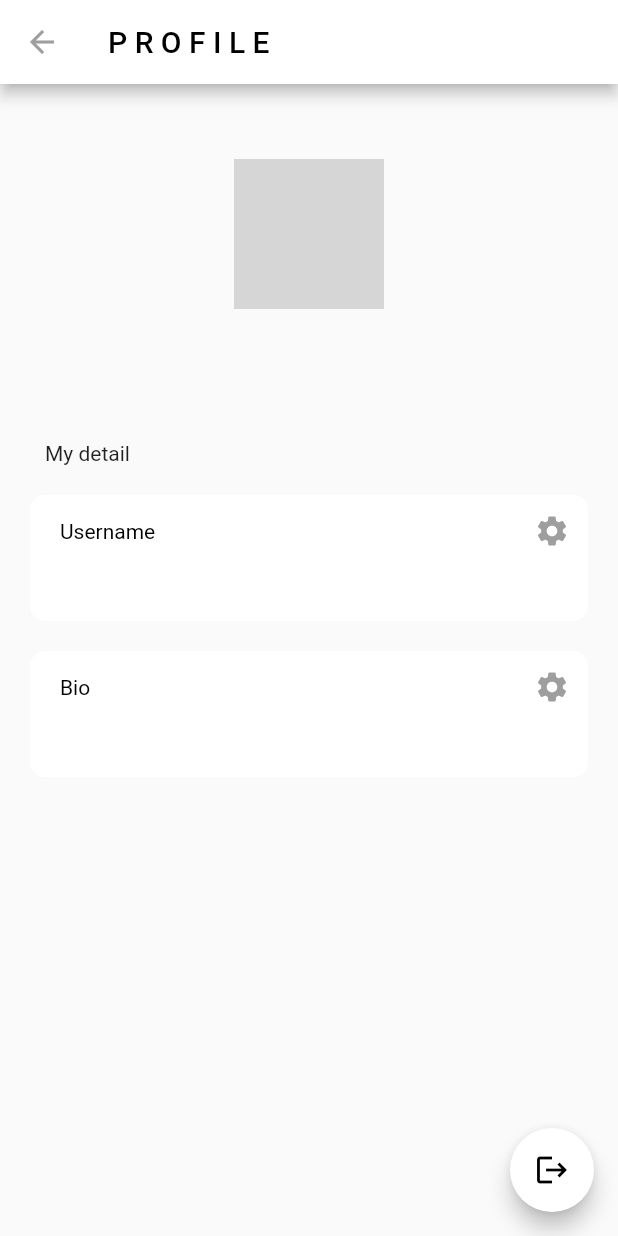
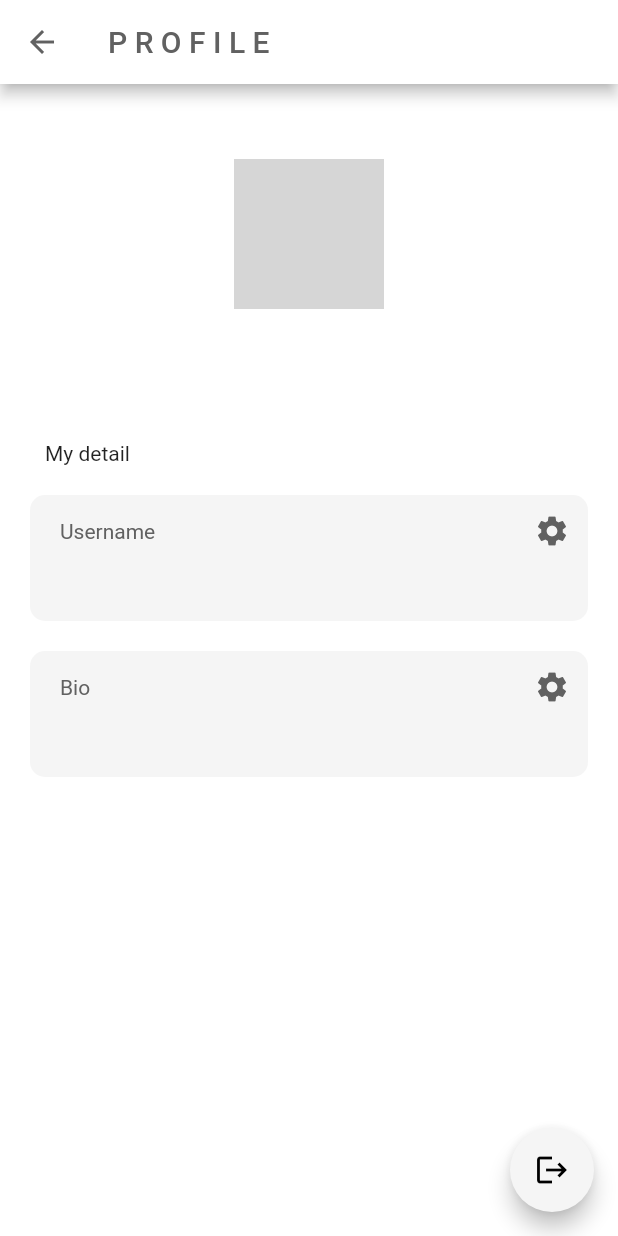
Before and after one commit to palmgarmer/SocialApp, a Flutter app: the screen it shows once a user with an empty profile is signed in, item 2 of the bottom bar chosen, after a tap on the "more vert" icon, on a phone screen of 412 x 824 dp. Run offline on Flutter 3.47's test engine with Material 2 defaults, Android fonts, the phone set to English and light mode, and no system bars; our stand-ins replace cloud_firestore, firebase_auth, firebase_core, google_sign_in, timeago; accounts and stored records are empty; network calls fail; grey boxes are pictures that could not be loaded.

Commit message:
update theme profile and forgotPassword

```diff
--- a/lib/Screen/features/feeds/feed.dart
+++ b/lib/Screen/features/feeds/feed.dart
@@ -56,7 +56,7 @@ class FeedPage extends StatelessWidget {
   Widget build(BuildContext context) {
     return Scaffold(
       body: Container(
-        color: Colors.grey[200],
+        color: Theme.of(context).colorScheme.background,
         child: Column(
           mainAxisAlignment: MainAxisAlignment.center,
           children: [
--- a/lib/Screen/features/profiles/editProfilePage.dart
+++ b/lib/Screen/features/profiles/editProfilePage.dart
@@ -37,14 +37,14 @@ class EditProfilePage extends StatelessWidget {
               onPressed: () {
                 Navigator.pop(context);
               },
-              child: Text('Cancel'),
+              child: const Text('Cancel'),
             ),
             // save button
             TextButton(
               onPressed: () => {
                 Navigator.of(context).pop(newValue),
               },
-              child: Text('Save'),
+              child: const Text('Save'),
             ),
           ],
         ),
@@ -61,11 +61,7 @@ class EditProfilePage extends StatelessWidget {
     return Scaffold(
       appBar: AppBar(
         iconTheme: IconThemeData(
-          color:
-              // if dark mode is enabled, then use white color
-              Brightness.dark == Theme.of(context).brightness
-                  ? Colors.white
-                  : Colors.grey,
+          color: Theme.of(context).colorScheme.onSurface,
         ),
         title: Text(
           "P R O F I L E",
@@ -73,9 +69,11 @@ class EditProfilePage extends StatelessWidget {
             color: Theme.of(context).colorScheme.onSurface,
           ),
         ),
-        backgroundColor: Colors.white,
+        backgroundColor: Theme.of(context).colorScheme.background,
       ),
-      body: StreamBuilder<DocumentSnapshot>(
+      body: Container(
+        color: Theme.of(context).colorScheme.background,
+        child: StreamBuilder<DocumentSnapshot>(
           stream: FirebaseFirestore.instance
               .collection("Users")
               .doc(user!.email)
@@ -100,7 +98,6 @@ class EditProfilePage extends StatelessWidget {
                         )),
                   ),
                   const SizedBox(height: 20),
-
                   // user name
                   Center(
                     child: Text(
@@ -113,8 +110,8 @@ class EditProfilePage extends StatelessWidget {
                   const SizedBox(height: 50),
 
                   // user detail
-                Padding(
-                  padding: const EdgeInsets.only(left: 30),
+                  const Padding(
+                    padding: EdgeInsets.only(left: 30),
                     child: Text('My detail'),
                   ),
 
@@ -137,24 +134,28 @@ class EditProfilePage extends StatelessWidget {
               );
             } else if (snapshot.hasError) {
               return Center(
-              child: Text('Error' + snapshot.error.toString()),
+                child: Text('Error${snapshot.error}'),
               );
             }
 
-          return Center(
+            return const Center(
               child: CircularProgressIndicator(),
             );
           },
+        ),
       ),
       // sign out button
       floatingActionButton: FloatingActionButton(
         onPressed: () {
           _signOutUser();
         },
-        backgroundColor: Colors.white,
-        child: const Icon(
+        backgroundColor: Theme.of(context).colorScheme.primary,
+        child: Icon(
           Icons.logout,
-          color: Colors.black,
+          color:
+              Theme.of(context).brightness == Brightness.dark
+                  ? Colors.white
+                  : Colors.black,
         ),
       ),
     );
--- a/lib/Screen/features/profiles/myProfile.dart
+++ b/lib/Screen/features/profiles/myProfile.dart
@@ -1,18 +1,12 @@
-import 'dart:convert';
-
 import 'package:cloud_firestore/cloud_firestore.dart';
 import 'package:firebase_auth/firebase_auth.dart';
 import 'package:flutter/material.dart';
+import 'package:social_app/Screen/features/profiles/editProfilePage.dart';
 import 'package:social_app/components/home/WallPost.dart';
-import 'package:social_app/Screen/features/profiles/editProfilePage.dart';
 import 'package:timeago/timeago.dart' as timeago;
 
 class ProfilePage extends StatelessWidget {
   const ProfilePage({super.key});
-
-  void _signOutUser() async {
-    await FirebaseAuth.instance.signOut();
-  }
 
   @override
   Widget build(BuildContext context) {
@@ -29,60 +23,17 @@ class ProfilePage extends StatelessWidget {
       return timeAgo;
     }
 
-    // edit field
-    Future<void> editField(String field) async {
-      String? newValue = "";
-      await showDialog(
-        context: context,
-        builder: (context) => AlertDialog(
-          title: Text('Edit $field'),
-          content: TextField(
-            decoration: InputDecoration(
-              hintText: 'Enter new $field',
-            ),
-            onChanged: (value) {
-              // if field is empty, use current value
-              newValue = value;
-            },
-          ),
-          actions: [
-            // cancel button
-            TextButton(
-              onPressed: () {
-                Navigator.pop(context);
-              },
-              child: Text('Cancel'),
-            ),
-            // save button
-            TextButton(
-              onPressed: () => {
-                Navigator.of(context).pop(newValue),
-              },
-              child: Text('Save'),
-            ),
-          ],
-        ),
-      );
-
-      // if new value is not empty, update field
-      if (newValue != "" || newValue != null) {
-        await userCollection.doc(user!.email).update({
-          field: newValue,
-        });
-      }
-    }
-
     void postMassage() {
       // post massage if text is not empty
       if (user!.displayName == null) {
         // use display name from collection if user has not set display name
-        userCollection.doc(user!.email).get().then(
+        userCollection.doc(user.email).get().then(
           (value) {
             if (value.exists && textController.text.isNotEmpty) {
               FirebaseFirestore.instance.collection("User Post").add({
                 "massage": textController.text,
                 "TimeStamp": DateTime.now(),
-                "UserEmail": user!.email,
+                "UserEmail": user.email,
                 "User": value.data()!['username'],
                 "Likes": [],
               });
@@ -95,8 +46,8 @@ class ProfilePage extends StatelessWidget {
           FirebaseFirestore.instance.collection("User Post").add({
             "massage": textController.text,
             "TimeStamp": DateTime.now(),
-            "UserEmail": user!.email,
-            "User": user!.displayName,
+            "UserEmail": user.email,
+            "User": user.displayName,
             "Likes": [],
           });
           textController.clear();
@@ -106,13 +57,25 @@ class ProfilePage extends StatelessWidget {
 
     return Scaffold(
       appBar: AppBar(
-        title: Text(
+        title: Column(
+          children: [
+            Text(
               "P R O F I L E",
               style: TextStyle(
-            color: Colors.black,
+                color:
+                    // if dark mode, use white
+                    Theme.of(context).brightness == Brightness.dark
+                        ? Colors.white
+                        : Colors.black,
               ),
             ),
-        backgroundColor: Colors.white,
+          ],
+        ),
+        backgroundColor:
+            // if dark mode, use black
+            Theme.of(context).brightness == Brightness.dark
+                ? Colors.black
+                : Colors.white,
         // edit profile button
         actions: [
           IconButton(
@@ -134,73 +97,45 @@ class ProfilePage extends StatelessWidget {
         ],
       ),
       body: Container(
-        color: Colors.grey[200],
+        color:
+            // if dark mode, use black
+            Theme.of(context).brightness == Brightness.dark
+                ? Colors.black
+                : Colors.white,
         child: Column(
           children: [
-            Row(
-              children: [
-                // profile picture
+            // Profile Pic
             Container(
-                  padding: const EdgeInsets.all(20),
+              padding: const EdgeInsets.only(bottom: 10),
               child: CircleAvatar(
-                    radius: 30,
+                radius: 40,
                 backgroundImage: NetworkImage(
                   // if user has profile picture, use it
                   user!.photoURL ?? 'https://shorturl.at/pvBMR',
                 ),
               ),
             ),
-                // user name
-                Expanded(
-                  child: Container(
-                    padding: const EdgeInsets.only(top: 10),
-                    child: Column(
-                      crossAxisAlignment: CrossAxisAlignment.start,
-                      children: [
-                        // user name
-                        Row(
-                          children: [
-                            Column(
-                              crossAxisAlignment: CrossAxisAlignment.start,
-                              children: [
-                                StreamBuilder(
-                                  builder: (context, snapshot) {
-                                    return Text(
-                                      snapshot.hasData
-                                          ? snapshot.data!['username']
-                                          : 'Loading...',
-                                      style: const TextStyle(
-                                        fontSize: 20,
+            // Profile Name
+            Text(
+              user.displayName == null
+                  ? "Loading..."
+                  : user.displayName.toString(),
+              style: TextStyle(
+                fontSize: 14,
                 fontWeight: FontWeight.bold,
+                color: Theme.of(context).colorScheme.onSurface,
               ),
-                                    );
-                                  },
-                                  stream: userCollection
-                                      .doc(user.email)
-                                      .snapshots(),
+            ),
+            // Profile Email
+            Text(
+              user.email.toString(),
+              style: TextStyle(
+                fontSize: 10,
+                color: Theme.of(context).colorScheme.onSurface,
+              ),
             ),
             const SizedBox(
-                                  height: 2,
-                                ),
-                                // user email
-                                Text(
-                                  user.email!,
-                                  style: const TextStyle(
-                                    fontSize: 15,
-                                  ),
-                                ),
-                              ],
-                            ),
-                          ],
-                        ),
-                        const SizedBox(
-                          height: 20,
-                        ),
-                      ],
-                    ),
-                  ),
-                ),
-              ],
+              height: 30,
             ),
             // My Posts
             Expanded(
@@ -216,7 +151,7 @@ class ProfilePage extends StatelessWidget {
                         itemCount: snapshot.data!.docs.length,
                         itemBuilder: (context, index) {
                           final post = snapshot.data!.docs[index];
-                          if (post['UserEmail'] == user!.email) {
+                          if (post['UserEmail'] == user.email) {
                             return WallPost(
                               massage: post['massage'],
                               user: post['User'],
--- a/lib/components/home/text_box.dart
+++ b/lib/components/home/text_box.dart
@@ -15,7 +15,7 @@ class MyTextBox extends StatelessWidget {
   Widget build(BuildContext context) {
     return Container(
       decoration: BoxDecoration(
-        color: Colors.white,
+        color: Theme.of(context).colorScheme.primary,
         borderRadius: BorderRadius.circular(10),
       ),
       padding: const EdgeInsets.only(left: 20, bottom: 20),
@@ -39,7 +39,7 @@ class MyTextBox extends StatelessWidget {
                 onPressed: onPressed,
                 icon: Icon(
                   Icons.settings,
-                  color: Colors.grey,
+                  color: Theme.of(context).colorScheme.onSurface,
                 ),
               ),
             ],
--- a/lib/main.dart
+++ b/lib/main.dart
@@ -1,6 +1,8 @@
 import 'package:flutter/material.dart';
 import 'package:social_app/Screen/auth/authPage.dart';
 import 'package:firebase_core/firebase_core.dart';
+import 'package:social_app/theme/darkTheme.dart';
+import 'package:social_app/theme/lightTheme.dart';
 import 'firebase_options.dart';
 
 void main() async {
@@ -16,10 +18,13 @@ class MyApp extends StatelessWidget {
 
   @override
   Widget build(BuildContext context) {
-    final ThemeMode _themeMode = ThemeMode.system;
+    const ThemeMode themeMode = ThemeMode.system;
 
-    return const MaterialApp(
-      home: AuthPage(),
+    return MaterialApp(
+      theme: lightTheme,
+      darkTheme: darkTheme,
+      themeMode: themeMode,
+      home: const AuthPage(),
       debugShowCheckedModeBanner: false,
     );
   }
--- /dev/null
+++ b/lib/theme/darkTheme.dart
@@ -0,0 +1,16 @@
+import 'package:flutter/material.dart';
+
+// dark theme
+ThemeData darkTheme = ThemeData(
+  brightness: Brightness.dark,
+  colorScheme: ColorScheme.dark(
+    background: Colors.black,
+    primary: Colors.grey[900]!,
+    secondary: Colors.grey[800]!,
+    surface: Colors.grey[500]!,
+    onSurface: Colors.grey[300]!,
+  ),
+  textButtonTheme: TextButtonThemeData(
+    style: TextButton.styleFrom(foregroundColor: Colors.white),
+  ),
+);
--- /dev/null
+++ b/lib/theme/lightTheme.dart
@@ -0,0 +1,16 @@
+import 'package:flutter/material.dart';
+
+// light theme
+ThemeData lightTheme = ThemeData(
+  brightness: Brightness.light,
+  colorScheme: ColorScheme.light(
+    background: Colors.white,
+    primary: Colors.grey[100]!,
+    secondary: Colors.grey[200]!,
+    surface: Colors.white,
+    onSurface: Colors.grey[700]!,
+  ),
+  textButtonTheme: TextButtonThemeData(
+    style: TextButton.styleFrom(foregroundColor: Colors.black),
+  ),
+);
```
Also changed, not shown: lib/Screen/auth/fogotPasswordPage.dart (added, +90 -0 lines), lib/Screen/auth/loginPage.dart (+11 -1 lines), lib/components/home/WallPost.dart (+8 -6 lines), lib/components/profile/myProfileIconButton.dart (added, +29 -0 lines), lib/components/profile/myProfilePic.dart (added, +23 -0 lines), 2865 other files. Lines whose indentation alone changed are shown as unchanged.
